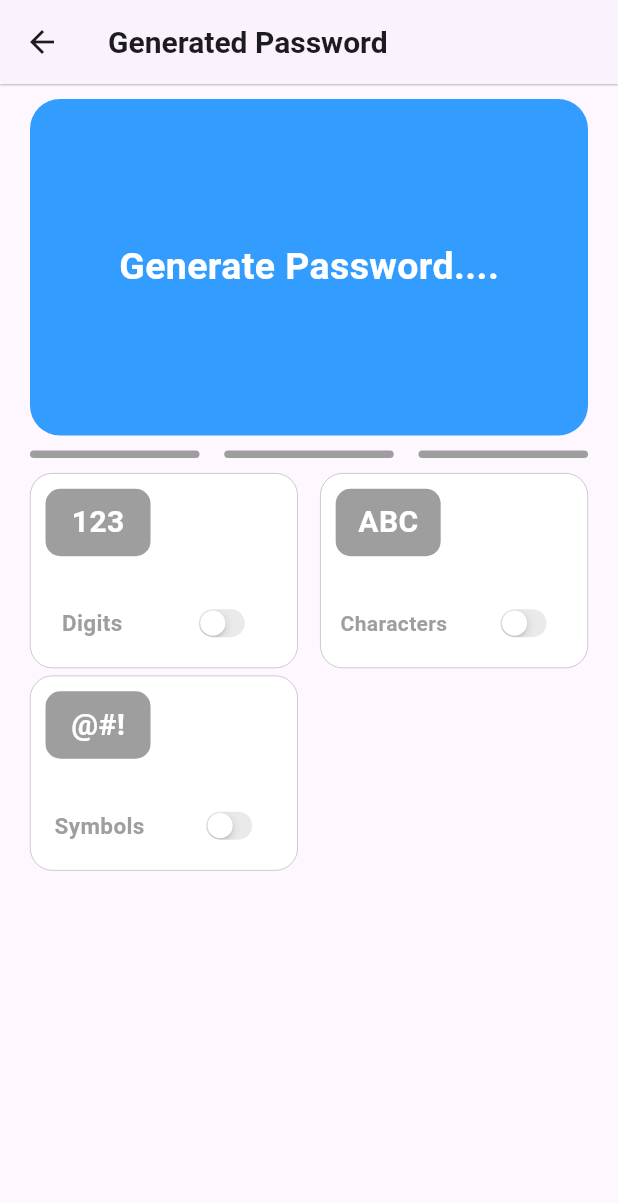
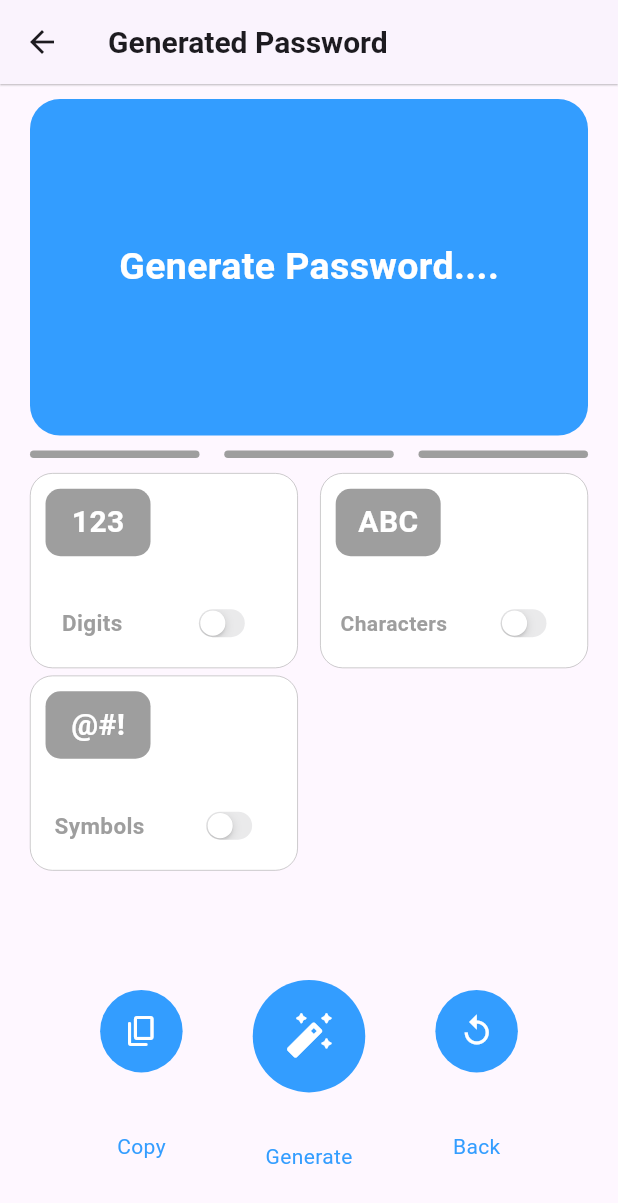
Before and after one commit to akored3/koda_school_password_generator, a Flutter app: the NormalGeneratedPasswordScren screen opened directly, on a phone screen of 412 x 824 dp. Shown: the top 1203 px of the screen. Run offline on Flutter 3.47's test engine with Material 3 defaults, Android fonts, the phone set to English and light mode, and no system bars; our stand-ins replace bloc, flutter_bloc, flutter_riverpod, hooks_riverpod.

Commit message:
bottom menu

```diff
--- a/lib/generated_password_screens/normal_generated_password_screen.dart
+++ b/lib/generated_password_screens/normal_generated_password_screen.dart
@@ -1,10 +1,12 @@
 import 'package:flutter/material.dart';
+import 'package:flutter/widgets.dart';
 import 'package:hooks_riverpod/hooks_riverpod.dart';
 import 'package:password_generator/constants.dart';
 import 'package:password_generator/providers/password_provider.dart';
 import 'package:password_generator/providers/slider_providers.dart';
 import 'package:password_generator/providers/switch_providers.dart';
 import 'package:password_generator/service/password_generator.dart';
+import 'package:password_generator/widgets/bottom_menus.dart';
 import 'package:password_generator/widgets/charater_settings.dart';
 
 class NormalGeneratedPasswordScren extends ConsumerWidget {
@@ -334,10 +336,56 @@ class NormalGeneratedPasswordScren extends ConsumerWidget {
                   ],
                 ),
                 const SizedBox(
-                  height: 30,
+                  height: 40,
                 ),
 
-                const Row(),
+                Expanded(
+                  child: Row(
+                    mainAxisAlignment: MainAxisAlignment.spaceEvenly,
+                    children: [
+                      BottomMenu(
+                        containerWidth: 55,
+                        containerHeight: 55,
+                        borderRadius: 30,
+                        menuName: 'Copy',
+                        icon: IconButton(
+                          onPressed: () {},
+                          icon: Icon(
+                            Icons.copy_rounded,
+                            color: white,
+                          ),
+                        ),
+                      ),
+                      BottomMenu(
+                        containerWidth: 75,
+                        containerHeight: 75,
+                        borderRadius: 45,
+                        menuName: 'Generate',
+                        icon: IconButton(
+                          onPressed: () {},
+                          icon: Icon(
+                            Icons.auto_fix_high_rounded,
+                            color: white,
+                            size: 35,
+                          ),
+                        ),
+                      ),
+                      BottomMenu(
+                        containerWidth: 55,
+                        containerHeight: 55,
+                        borderRadius: 30,
+                        menuName: 'Back',
+                        icon: IconButton(
+                          onPressed: () {},
+                          icon: Icon(
+                            Icons.replay,
+                            color: white,
+                          ),
+                        ),
+                      ),
+                    ],
+                  ),
+                ),
               ],
             );
           },
--- /dev/null
+++ b/lib/widgets/bottom_menus.dart
@@ -0,0 +1,50 @@
+import 'package:flutter/material.dart';
+import 'package:password_generator/constants.dart';
+
+class BottomMenu extends StatelessWidget {
+  const BottomMenu({
+    super.key,
+    required this.containerWidth,
+    required this.containerHeight,
+    required this.menuName,
+    required this.borderRadius,
+    required this.icon,
+  });
+
+  final double containerWidth;
+  final double containerHeight;
+  final double borderRadius;
+  final String menuName;
+  final Widget icon;
+
+  @override
+  Widget build(BuildContext context) {
+    return Row(
+      mainAxisAlignment: MainAxisAlignment.spaceEvenly,
+      children: [
+        Column(
+          mainAxisAlignment: MainAxisAlignment.spaceEvenly,
+          children: [
+            Container(
+              height: containerHeight,
+              width: containerWidth,
+              decoration: BoxDecoration(
+                borderRadius: BorderRadius.circular(borderRadius),
+                color: blueShade,
+              ),
+              child: Center(
+                child: icon,
+              ),
+            ),
+            Text(
+              menuName,
+              style: TextStyle(
+                color: blueShade,
+              ),
+            ),
+          ],
+        ),
+      ],
+    );
+  }
+}
```
